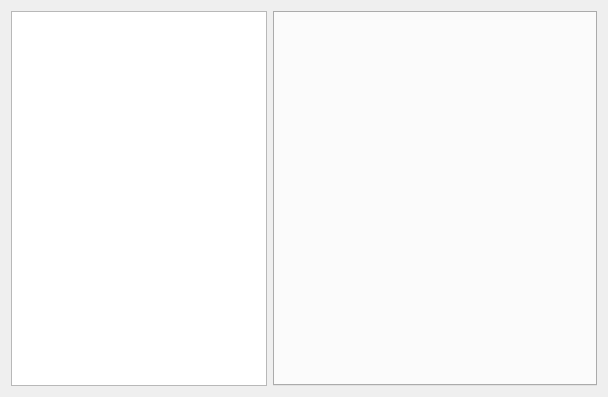
First picture: the form in retroshare-gui/src/gui/ChatLobbyWidget.ui, repository RetroShare/RetroShare, before the edit.
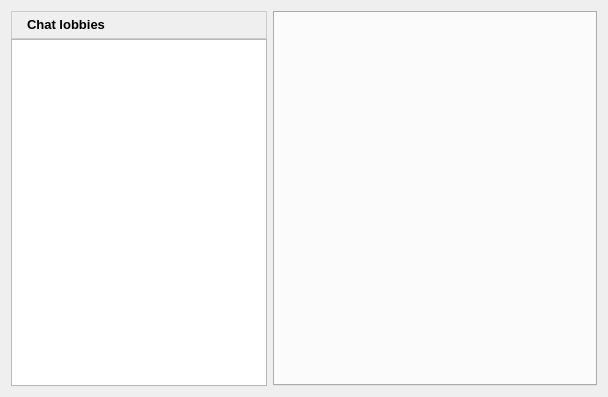
Second picture: the form after the edit. Icons and pictures are not drawn. Custom widgets are drawn as their Qt base class.

Commit message: Added a Label for Chat Lobby Widget

What changed in the file:
```diff
--- a/retroshare-gui/src/gui/ChatLobbyWidget.ui
+++ b/retroshare-gui/src/gui/ChatLobbyWidget.ui
@@ -10,8 +10,144 @@
     <height>397</height>
    </rect>
   </property>
-  <layout class="QHBoxLayout" name="horizontalLayout">
-   <item>
+  <layout class="QGridLayout" name="gridLayout_3">
+   <item row="0" column="0">
+    <layout class="QGridLayout" name="gridLayout">
+     <property name="spacing">
+      <number>0</number>
+     </property>
+     <item row="0" column="0">
+      <widget class="QFrame" name="frame_2">
+       <property name="sizePolicy">
+        <sizepolicy hsizetype="Fixed" vsizetype="Preferred">
+         <horstretch>0</horstretch>
+         <verstretch>0</verstretch>
+        </sizepolicy>
+       </property>
+       <property name="maximumSize">
+        <size>
+         <width>256</width>
+         <height>16777215</height>
+        </size>
+       </property>
+       <property name="styleSheet">
+        <string notr="true"> QFrame#frame_2{
+background-color: qlineargradient(x1:0, y1:0, x2:0, y2:1,
+                                       stop:0 #FEFEFE, stop:1 #E8E8E8);
+
+border: 1px solid #CCCCCC;}
+
+</string>
+       </property>
+       <property name="frameShape">
+        <enum>QFrame::StyledPanel</enum>
+       </property>
+       <property name="frameShadow">
+        <enum>QFrame::Raised</enum>
+       </property>
+       <layout class="QGridLayout" name="gridLayout_2">
+        <property name="margin">
+         <number>2</number>
+        </property>
+        <item row="0" column="0">
+         <layout class="QGridLayout" name="gridLayout_8">
+          <property name="verticalSpacing">
+           <number>0</number>
+          </property>
+          <item row="0" column="0">
+           <widget class="QLabel" name="label">
+            <property name="text">
+             <string/>
+            </property>
+            <property name="pixmap">
+             <pixmap resource="images.qrc">:/images/user/agt_forum24.png</pixmap>
+            </property>
+           </widget>
+          </item>
+          <item row="0" column="1">
+           <widget class="QLabel" name="friendslabel">
+            <property name="font">
+             <font>
+              <family>Arial</family>
+              <pointsize>10</pointsize>
+             </font>
+            </property>
+            <property name="text">
+             <string>&lt;!DOCTYPE HTML PUBLIC &quot;-//W3C//DTD HTML 4.0//EN&quot; &quot;http://www.w3.org/TR/REC-html40/strict.dtd&quot;&gt;
+&lt;html&gt;&lt;head&gt;&lt;meta name=&quot;qrichtext&quot; content=&quot;1&quot; /&gt;&lt;style type=&quot;text/css&quot;&gt;
+p, li { white-space: pre-wrap; }
+&lt;/style&gt;&lt;/head&gt;&lt;body style=&quot; font-family:'Arial'; font-size:10pt; font-weight:400; font-style:normal;&quot;&gt;
+&lt;p style=&quot; margin-top:0px; margin-bottom:0px; margin-left:0px; margin-right:0px; -qt-block-indent:0; text-indent:0px;&quot;&gt;&lt;span style=&quot; font-weight:600;&quot;&gt;Chat lobbies&lt;/span&gt;&lt;/p&gt;&lt;/body&gt;&lt;/html&gt;</string>
+            </property>
+           </widget>
+          </item>
+         </layout>
+        </item>
+        <item row="0" column="3">
+         <widget class="QPushButton" name="newlobbypushButton">
+          <property name="focusPolicy">
+           <enum>Qt::NoFocus</enum>
+          </property>
+          <property name="toolTip">
+           <string>&lt;!DOCTYPE HTML PUBLIC &quot;-//W3C//DTD HTML 4.0//EN&quot; &quot;http://www.w3.org/TR/REC-html40/strict.dtd&quot;&gt;
+&lt;html&gt;&lt;head&gt;&lt;meta name=&quot;qrichtext&quot; content=&quot;1&quot; /&gt;&lt;style type=&quot;text/css&quot;&gt;
+p, li { white-space: pre-wrap; }
+&lt;/style&gt;&lt;/head&gt;&lt;body style=&quot; font-family:'MS Shell Dlg 2'; font-size:8.25pt; font-weight:400; font-style:normal;&quot;&gt;
+&lt;p style=&quot; margin-top:0px; margin-bottom:0px; margin-left:0px; margin-right:0px; -qt-block-indent:0; text-indent:0px;&quot;&gt;&lt;span style=&quot; font-size:8pt;&quot;&gt;Create new chat lobby&lt;/span&gt;&lt;/p&gt;&lt;/body&gt;&lt;/html&gt;</string>
+          </property>
+          <property name="styleSheet">
+           <string notr="true">QPushButton::menu-indicator {
+     subcontrol-origin: padding;
+     subcontrol-position: bottom right;
+ }
+
+ QPushButton::menu-indicator:pressed, QPushButton::menu-indicator:open {
+     position: relative;
+     top: 2px; left: 2px; /* shift the arrow by 2 px */
+ }
+
+ QPushButton:hover {
+	border: 1px solid #CCCCCC;
+ }</string>
+          </property>
+          <property name="text">
+           <string/>
+          </property>
+          <property name="icon">
+           <iconset resource="images.qrc">
+            <normaloff>:/images/edit_add24.png</normaloff>:/images/edit_add24.png</iconset>
+          </property>
+          <property name="iconSize">
+           <size>
+            <width>16</width>
+            <height>16</height>
+           </size>
+          </property>
+          <property name="default">
+           <bool>false</bool>
+          </property>
+          <property name="flat">
+           <bool>true</bool>
+          </property>
+         </widget>
+        </item>
+        <item row="0" column="2">
+         <spacer>
+          <property name="orientation">
+           <enum>Qt::Horizontal</enum>
+          </property>
+          <property name="sizeHint" stdset="0">
+           <size>
+            <width>123</width>
+            <height>13</height>
+           </size>
+          </property>
+         </spacer>
+        </item>
+       </layout>
+      </widget>
+     </item>
+     <item row="1" column="0">
     <widget class="QTreeWidget" name="lobbyTreeWidget">
      <property name="sizePolicy">
       <sizepolicy hsizetype="Fixed" vsizetype="Expanding">
@@ -39,7 +175,9 @@
      </property>
     </widget>
    </item>
-   <item>
+    </layout>
+   </item>
+   <item row="0" column="1">
     <widget class="ChatTabWidget" name="lobbyTabWidget">
      <property name="currentIndex">
       <number>-1</number>
```
Left out of the diff: 4 changed lines with no effect on the pictures. Lines whose indentation alone changed are shown as unchanged. The commit also changes 3 other files.
